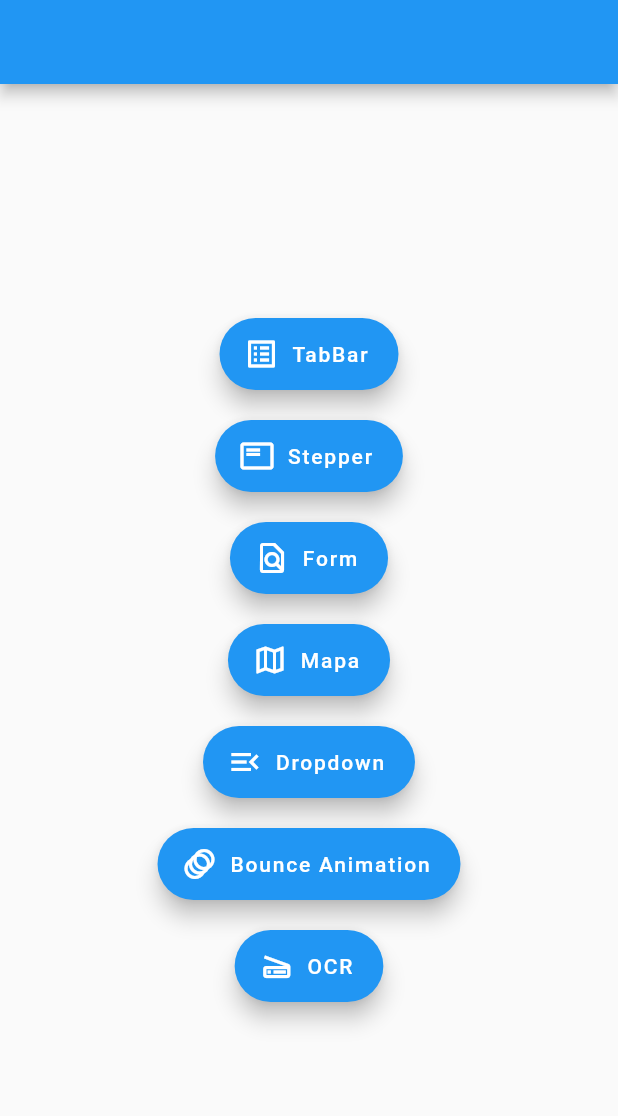
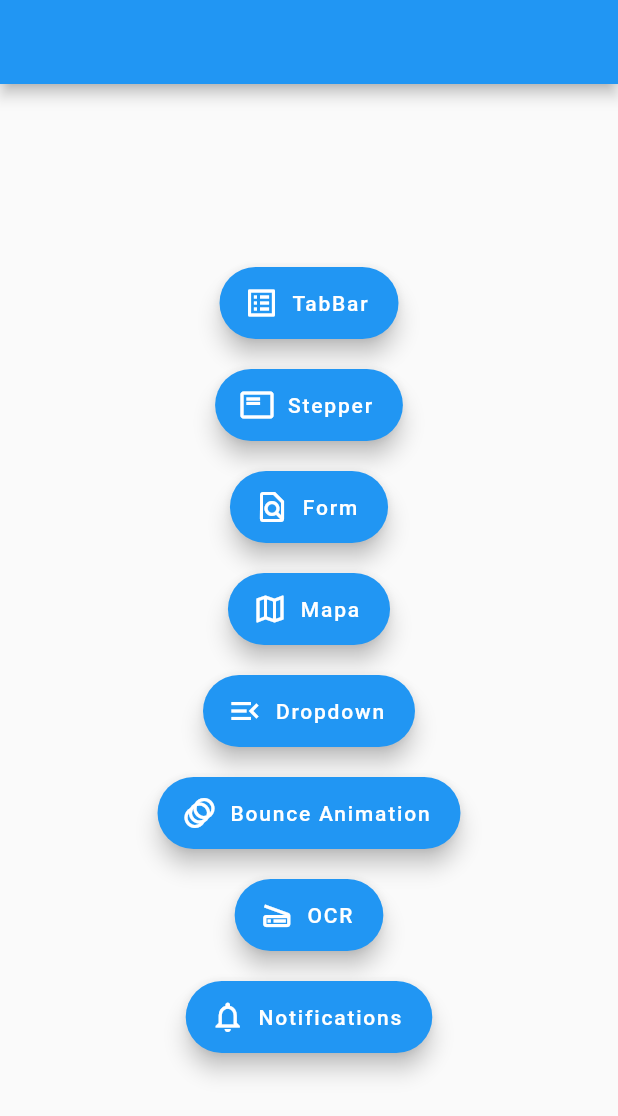
Before and after one commit to alfredo961/widgets_de_prueba, a Flutter app: the screen it shows after launch, on a phone screen of 412 x 824 dp. Shown: the top 1116 px of the screen. Run offline on Flutter 3.47's test engine with Material 2 defaults, Android fonts, the phone set to English and light mode, and no system bars; our stand-ins replace flutter_local_notifications, get, google_maps_flutter, image_picker, rxdart; missing offline and left inert: flutter_mobile_vision_2, flutter_tesseract_ocr, learning_input_image, learning_text_recognition.

Commit message:
simple notification implementacion para iOS y Android

```diff
--- a/lib/home_controller.dart
+++ b/lib/home_controller.dart
@@ -28,4 +28,8 @@ class HomeController extends GetxController {
   Future? passToOCRView() {
     return Get.toNamed("/ocr");
   }
+
+  Future? passToNotificationView() {
+    return Get.toNamed("/notificacion");
+  }
 }
--- a/lib/home_page.dart
+++ b/lib/home_page.dart
@@ -81,6 +81,16 @@ class HomePage extends StatelessWidget {
                     icon: const Icon(Icons.scanner_outlined),
                     onPressed: () => controller.passToOCRView()),
               ),
+              const SizedBox(
+                height: 20,
+              ),
+              Flexible(
+                child: FloatingActionButton.extended(
+                    heroTag: "btn8",
+                    label: const Text("Notifications"),
+                    icon: const Icon(Icons.notifications_outlined),
+                    onPressed: () => controller.passToNotificationView()),
+              ),
             ],
           )),
     );
--- a/lib/main.dart
+++ b/lib/main.dart
@@ -6,9 +6,8 @@ import 'package:tabbar/dropdown_view/dropdown_page.dart';
 import 'package:tabbar/form_view/form_page.dart';
 import 'package:tabbar/home_page.dart';
 import 'package:tabbar/map_view/map_view.dart';
-import 'package:tabbar/ocr_view/ocr2_controller.dart';
-import 'package:tabbar/ocr_view/ocr2_view.dart';
-import 'package:tabbar/ocr_view/ocr3_view.dart';
+import 'package:tabbar/notificaciones_view/notificaciones_provider.dart';
+import 'package:tabbar/notificaciones_view/notificaciones_view.dart';
 import 'package:tabbar/ocr_view/ocr_view.dart';
 import 'package:tabbar/stepper_views/stepper_page.dart';
 import 'package:tabbar/tabs_view/tab_page.dart';
@@ -37,12 +36,12 @@ class MyApp extends StatelessWidget {
         GetPage(name: '/dropdown', page: () => DropdownPage()),
         GetPage(name: '/animation', page: () => const AnimationPage()),
         GetPage(name: '/ocr', page: () => OCRView()),
-        // GetPage(
-        //     name: '/ocr',
-        //     page: () => ChangeNotifierProvider<TextRecognitionState>(
-        //         create: (_) => TextRecognitionState(),
-        //         child: const TextRecognitionPage())),
-        //GetPage(name: '/ocr', page: () => OCR3View()),
+        GetPage(
+            name: '/notificacion',
+            page: () => ChangeNotifierProvider<NotificacionesProvider>(
+                  create: (_) => NotificacionesProvider(),
+                  child: const NotificacionesView(),
+                )),
       ],
     );
   }
--- /dev/null
+++ b/lib/notificaciones_view/api/notification_api.dart
@@ -0,0 +1,41 @@
+import 'package:flutter/widgets.dart' show debugPrint;
+import 'package:flutter_local_notifications/flutter_local_notifications.dart';
+import 'package:rxdart/subjects.dart';
+
+class NotificationApi {
+  static final _notifications = FlutterLocalNotificationsPlugin();
+  static final onNotifications = BehaviorSubject<String?>();
+
+  static Future _notificationDetails() async {
+    return const NotificationDetails(
+      android: AndroidNotificationDetails(
+        "channel id",
+        "channel name",
+        channelDescription: "channel description",
+        importance: Importance.max,
+      ),
+      iOS: IOSNotificationDetails(),
+    );
+  }
+
+  static Future init({bool initScheduled = false}) async {
+    const ios = IOSInitializationSettings();
+    const android = AndroidInitializationSettings('@mipmap/ic_launcher');
+    const settings = InitializationSettings(android: android, iOS: ios);
+
+    await _notifications.initialize(
+      settings,
+      onSelectNotification: (payload) async {
+        onNotifications.add(payload);
+      },
+    );
+  }
+
+  static Future showNotification(
+          {int id = 0,
+          required String? title,
+          required String? body,
+          String? payload}) async =>
+      _notifications.show(id, title, body, await _notificationDetails(),
+          payload: payload);
+}
--- a/pubspec.yaml
+++ b/pubspec.yaml
@@ -37,6 +37,8 @@ dependencies:
   provider: ^6.0.1
   image_picker: ^0.7.5+4
   flutter_tesseract_ocr: ^0.4.18
+  flutter_local_notifications: ^9.0.1
+  rxdart: ^0.27.2
 
 
 dev_dependencies:
```
Also changed, not shown: lib/notificaciones_view/notificaciones_provider.dart (added, +38 -0 lines), lib/notificaciones_view/notificaciones_view.dart (added, +78 -0 lines), lib/notificaciones_view/widgets/second_page.dart (added, +35 -0 lines), lib/ocr_view/ocr_controller.dart (+3 -5 lines), pubspec.lock, 1 other file.
